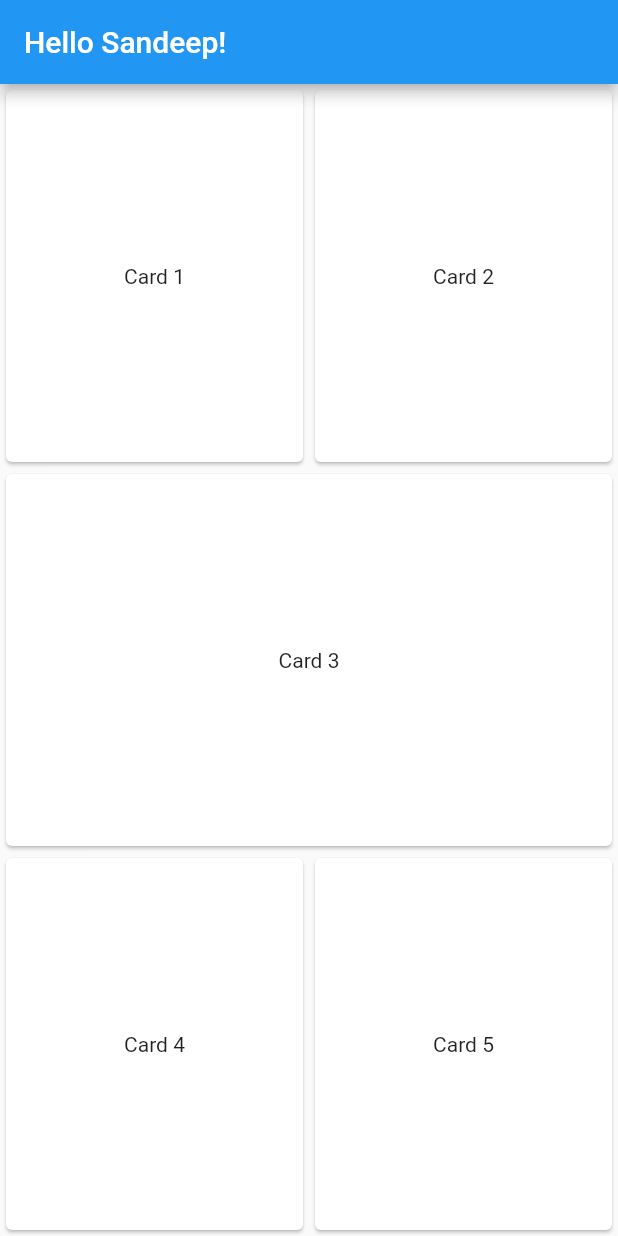
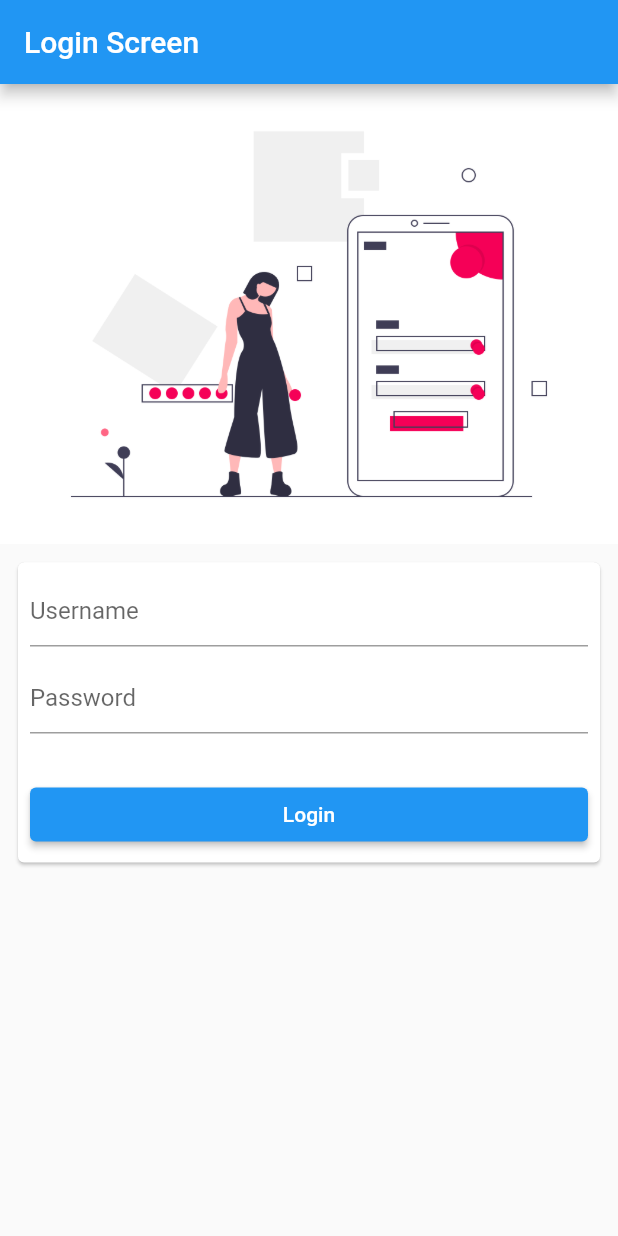
Before and after one commit to sks1992/samples_flutter, a Flutter app: the screen it shows after launch, on a phone screen of 412 x 824 dp. Run offline on Flutter 3.47's test engine with Material 2 defaults, Android fonts, the phone set to English and light mode, and no system bars; our stand-ins replace google_fonts.

Commit message:
code samples

```diff
--- a/lib/ui/screens/home_landscape_screen.dart
+++ b/lib/demo1/screens/home_landscape_screen.dart
@@ -1,5 +1,6 @@
 import 'package:flutter/material.dart';
-import 'package:samples_flutter/ui/widgets/card_1_widgets.dart';
+
+import '../../demo1//widgets/card_1_widgets.dart';
 
 class HomeLandScapeScreen extends StatelessWidget {
   const HomeLandScapeScreen({Key? key}) : super(key: key);
--- a/lib/ui/screens/home_portrait_screen.dart
+++ b/lib/demo1/screens/home_portrait_screen.dart
@@ -1,5 +1,6 @@
 import 'package:flutter/material.dart';
-import 'package:samples_flutter/ui/widgets/card_1_widgets.dart';
+
+import '../../demo1/widgets/card_1_widgets.dart';
 
 class HomePortraitScreen extends StatelessWidget {
   const HomePortraitScreen({Key? key}) : super(key: key);
--- a/lib/ui/screens/home_screen.dart
+++ b/lib/demo1/screens/home_screen.dart
@@ -1,6 +1,7 @@
 import 'package:flutter/material.dart';
-import 'package:samples_flutter/ui/screens/home_landscape_screen.dart';
-import 'package:samples_flutter/ui/screens/home_portrait_screen.dart';
+
+import 'home_landscape_screen.dart';
+import 'home_portrait_screen.dart';
 
 class HomeScreen1 extends StatelessWidget {
   const HomeScreen1({Key? key}) : super(key: key);
--- /dev/null
+++ b/lib/demo4/screens/login_screen.dart
@@ -0,0 +1,60 @@
+import 'package:flutter/material.dart';
+
+import 'lobby_screen.dart';
+
+class LoginScreen extends StatelessWidget {
+  const LoginScreen({Key? key}) : super(key: key);
+
+  @override
+  Widget build(BuildContext context) {
+    return Scaffold(
+      appBar: AppBar(
+        title: const Text("Login Screen"),
+      ),
+      body: Column(
+        children: [
+          Flexible(child: Image.asset("assets/undraw.co/mobile_login.png")),
+          Padding(
+            padding: const EdgeInsets.all(8.0),
+            child: Card(
+              child: Padding(
+                padding: const EdgeInsets.all(8.0),
+                child: Column(
+                  children: <Widget>[
+                    const TextField(
+                      decoration: InputDecoration(hintText: "Username"),
+                    ),
+                    const SizedBox(height: 10),
+                    const TextField(
+                      decoration: InputDecoration(hintText: "Password"),
+                    ),
+                    const SizedBox(height: 30),
+                    SizedBox(
+                      width: double.infinity,
+                      child: ElevatedButton(
+                        onPressed: () {
+                          Navigator.push(
+                            context,
+                            MaterialPageRoute(
+                              builder: (BuildContext context) => const LobbyScreen(),
+                            ),
+                          );
+                        },
+                        child: const Text(
+                          "Login",
+                          style: TextStyle(
+                            color: Colors.white,
+                          ),
+                        ),
+                      ),
+                    )
+                  ],
+                ),
+              ),
+            ),
+          )
+        ],
+      ),
+    );
+  }
+}
--- a/lib/main.dart
+++ b/lib/main.dart
@@ -1,5 +1,9 @@
 import 'package:flutter/material.dart';
-import 'package:samples_flutter/ui/screens/home_screen.dart';
+
+import 'demo1/screens/home_screen.dart';
+import 'demo2/screens/home2_screen.dart';
+import 'demo3/screens/home3_screen.dart';
+import 'demo4/screens/login_screen.dart';
 
 void main() => runApp(const MyApp());
 
@@ -8,10 +12,13 @@ class MyApp extends StatelessWidget {
 
   @override
   Widget build(BuildContext context) {
-    return const MaterialApp(
+    return  const MaterialApp(
       debugShowCheckedModeBanner: false,
       title: "Flutter demo",
-      home: HomeScreen1(),
+      //home: HomeScreen1(),
+      //home: HomeScreen2(),
+      //home: HomeScreen3(),
+      home: LoginScreen(),
     );
   }
 }
--- a/pubspec.yaml
+++ b/pubspec.yaml
@@ -34,6 +34,8 @@ dependencies:
   # The following adds the Cupertino Icons font to your application.
   # Use with the CupertinoIcons class for iOS style icons.
   cupertino_icons: ^1.0.2
+  http: ^0.13.4
+  google_fonts: any
 
 dev_dependencies:
   flutter_test:
@@ -56,7 +58,8 @@ flutter:
   # included with your application, so that you can use the icons in
   # the material Icons class.
   uses-material-design: true
-
+  assets:
+    - assets/undraw.co/
   # To add assets to your application, add an assets section, like this:
   # assets:
   #   - images/a_dot_burr.jpeg
```
Also changed, not shown: lib/demo2/models/weather.dart (added, +13 -0 lines), lib/demo2/screens/home2_screen.dart (added, +45 -0 lines), lib/demo2/services/weather_network_service.dart (added, +25 -0 lines), lib/demo2/widgets/weather_data_widget.dart (added, +41 -0 lines), lib/demo3/model/person.dart (added, +14 -0 lines), lib/demo3/screens/home3_screen.dart (added, +83 -0 lines), lib/demo3/services/person_network_service.dart (added, +22 -0 lines), lib/demo4/screens/game_screen.dart (added, +35 -0 lines), lib/demo4/screens/lobby_screen.dart (added, +48 -0 lines), assets/undraw.co/arrived.png (added), assets/undraw.co/cards.png (added), assets/undraw.co/mobile_login.png (added), lib/demo1/widgets/card_1_widgets.dart (renamed from lib/ui/widgets/card_1_widgets.dart), lib/routes.dart (added), 1 more files.
